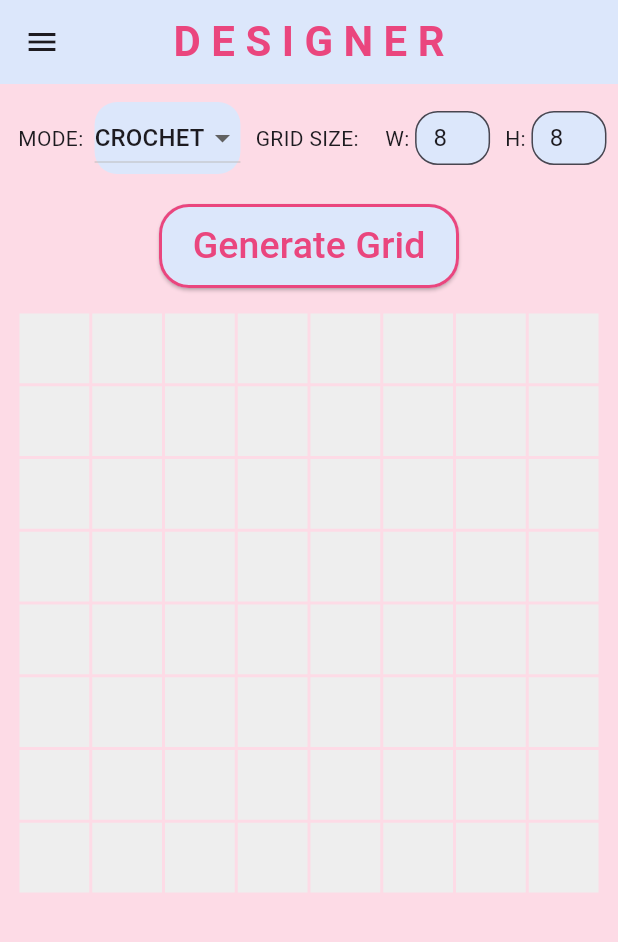
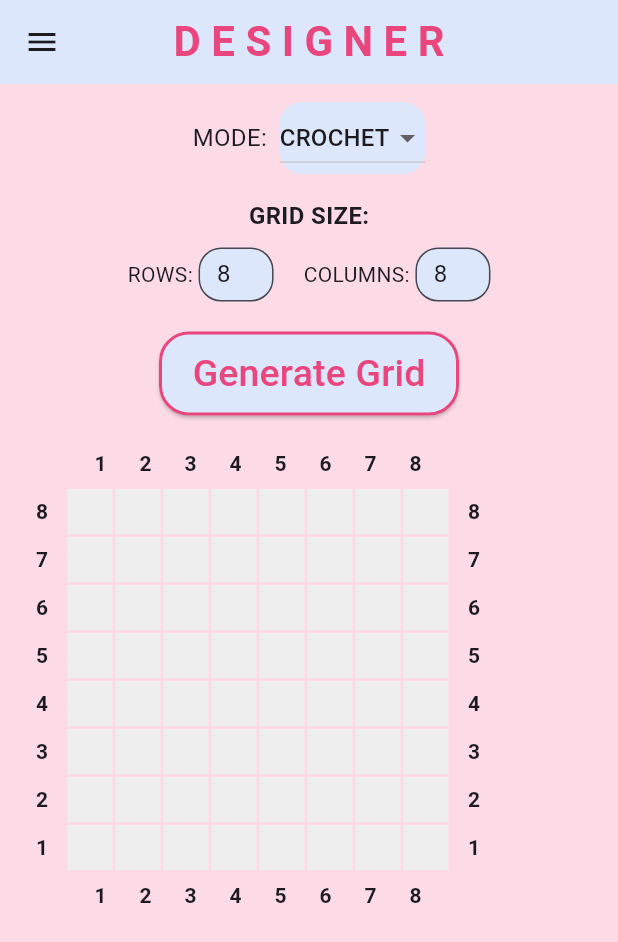
Before and after one commit to Ayesha-Jan/stitch-atlas, a Flutter app: the Designer screen opened by its route, after a tap on "Generate Grid", on a phone screen of 412 x 824 dp. Shown: the top 942 px of the screen. Run offline on Flutter 3.47's test engine with Material 3 defaults, Android fonts, the phone set to English and light mode, and no system bars.

Commit message:
Changing grid to allow interactivity

```diff
--- a/lib/pages/designer.dart
+++ b/lib/pages/designer.dart
@@ -99,13 +99,18 @@ class _DesignerState extends State<Designer> {
           padding: EdgeInsets.all(12),
           child: Column(
             children: [
+              // Mode Row (centered)
               Row(
+                mainAxisAlignment: MainAxisAlignment.center,
                 children: [
-                  Text("MODE:  "),
+                  Text(
+                    "MODE:  ",
+                    style: TextStyle(fontSize: 16),
+                  ),
                   Container(
                     decoration: BoxDecoration(
-                      color: Color(0xFFDCE7FB),         // background color
-                      borderRadius: BorderRadius.circular(15), // rounded corners
+                      color: Color(0xFFDCE7FB),
+                      borderRadius: BorderRadius.circular(15),
                     ),
                     child: DropdownButton<Mode>(
                       dropdownColor: Color(0xFFDCE7FB),
@@ -118,7 +123,7 @@ class _DesignerState extends State<Designer> {
                           } else if (mode == Mode.knit) {
                             selectedSymbol = "🧶";
                           } else {
-                            selectedSymbol = "🟥"; // color block
+                            selectedSymbol = "🟥";
                           }
                           setState(() {});
                         }
@@ -131,14 +136,51 @@ class _DesignerState extends State<Designer> {
                       }).toList(),
                     ),
                   ),
+                ],
+              ),
 
-                SizedBox(width: 10),
+              SizedBox(height: 16),
 
-                // GRID SIZE DROPDOWN
-                Text("GRID SIZE:  "),
+// Grid Size Row (label)
+              Row(
+                mainAxisAlignment: MainAxisAlignment.center,
+                children: [
+                  Text(
+                    "GRID SIZE:",
+                    style: TextStyle(fontSize: 16, fontWeight: FontWeight.bold),
+                  ),
+                ],
+              ),
 
-                SizedBox(width: 10),
-                Text("W: "),
+              SizedBox(height: 10),
+
+// Rows & Columns Inputs
+              Row(
+                mainAxisAlignment: MainAxisAlignment.center,
+                children: [
+                  Text("ROWS: "),
+                  SizedBox(
+                    width: 50,
+                    child: TextField(
+                      controller: heightController,
+                      keyboardType: TextInputType.number,
+                      decoration: InputDecoration(
+                        isDense: true,
+                        filled: true,
+                        fillColor: Color(0xFFDCE7FB),
+                        border: OutlineInputBorder(borderRadius: BorderRadius.circular(15)),
+                        contentPadding: EdgeInsets.symmetric(horizontal: 8, vertical: 6),
+                      ),
+                      onChanged: (value) {
+                        final parsed = int.tryParse(value);
+                        if (parsed != null && parsed >= 2 && parsed <= 100) {
+                          gridHeight = parsed;
+                        }
+                      },
+                    ),
+                  ),
+                  SizedBox(width: 20),
+                  Text("COLUMNS: "),
                   SizedBox(
                     width: 50,
                     child: TextField(
@@ -159,31 +201,9 @@ class _DesignerState extends State<Designer> {
                       },
                     ),
                   ),
-
-                SizedBox(width: 10),
-                Text("H: "),
-                SizedBox(
-                  width: 50,
-                  child: TextField(
-                    controller: heightController,
-                    keyboardType: TextInputType.number,
-                    decoration: InputDecoration(
-                      isDense: true,
-                      filled: true,
-                      fillColor: Color(0xFFDCE7FB),
-                      border: OutlineInputBorder(borderRadius: BorderRadius.circular(15)),
-                      contentPadding: EdgeInsets.symmetric(horizontal: 8, vertical: 6),
-                    ),
-                    onChanged: (value) {
-                      final parsed = int.tryParse(value);
-                      if (parsed != null && parsed >= 2 && parsed <= 100) {
-                        gridHeight = parsed;
-                      }
-                    },
-                  ),
-                ),
                 ],
               ),
+
 
               SizedBox(height: 20),
 
@@ -224,28 +244,97 @@ class _DesignerState extends State<Designer> {
             // GRID
             if (gridGenerated)
               Expanded(
-                child: GridView.builder(
-                  itemCount: generatedWidth * generatedHeight,
-                  gridDelegate: SliverGridDelegateWithFixedCrossAxisCount(
-                    crossAxisCount: generatedWidth,
+                child: InteractiveViewer(
+                  constrained: false,
+                  boundaryMargin: EdgeInsets.all(20),
+                  minScale: 0.2,
+                  maxScale: 5.0,
+                  child: SingleChildScrollView(
+                    scrollDirection: Axis.horizontal,
+                    child: Column(
+                      mainAxisSize: MainAxisSize.min,
+                      children: [
+                        // TOP ROW: scrollable horizontally
+                        SingleChildScrollView(
+                          scrollDirection: Axis.horizontal,
+                          child: Row(
+                            mainAxisSize: MainAxisSize.min,
+                            children: [
+                              const SizedBox(width: 32, height: 32), // top-left corner
+                              ...List.generate(generatedWidth, (col) =>
+                                  Container(
+                                    width: 30,
+                                    height: 30,
+                                    alignment: Alignment.center,
+                                    child: Text('${col + 1}', style: TextStyle(fontWeight: FontWeight.bold)),
                                   ),
-                  itemBuilder: (context, index) {
-                    final row = index ~/ generatedWidth;
-                    final col = index % generatedWidth;
+                              ),
+                              const SizedBox(width: 32, height: 32), // top-right corner
+                            ],
+                          ),
+                        ),
+
+                        // MIDDLE ROWS: left labels + grid + right labels
+                        ...List.generate(generatedHeight, (row) {
+                          return Row(
+                            mainAxisSize: MainAxisSize.min,
+                            children: [
+                              // Flip the row number counting bottom to top:
+                              Container(
+                                width: 32,
+                                height: 30,
+                                alignment: Alignment.center,
+                                child: Text('${generatedHeight - row}', style: TextStyle(fontWeight: FontWeight.bold)),
+                              ),
+                              ...List.generate(generatedWidth, (col) {
                                 return GestureDetector(
                                   onTap: () => _handleCellTap(row, col),
                                   child: Container(
+                                    width: 30,
+                                    height: 30,
                                     margin: EdgeInsets.all(1),
                                     color: Colors.grey[200],
-                        child: Center(
+                                    alignment: Alignment.center,
                                     child: Text(
                                       grid[row][col],
-                            style: TextStyle(fontSize: 24),
-                          ),
+                                      style: TextStyle(fontSize: 18),
                                     ),
                                   ),
                                 );
-                  },
+                              }),
+                              // Flip the row number counting bottom to top:
+                              Container(
+                                width: 32,
+                                height: 30,
+                                alignment: Alignment.center,
+                                child: Text('${generatedHeight - row}', style: TextStyle(fontWeight: FontWeight.bold)),
+                              ),
+                            ],
+                          );
+                        }),
+
+                        // BOTTOM ROW: scrollable horizontally
+                        SingleChildScrollView(
+                          scrollDirection: Axis.horizontal,
+                          child: Row(
+                            mainAxisSize: MainAxisSize.min,
+                            children: [
+                              const SizedBox(width: 32, height: 32), // bottom-left corner
+                              ...List.generate(generatedWidth, (col) =>
+                                  Container(
+                                    width: 30,
+                                    height: 30,
+                                    alignment: Alignment.center,
+                                    child: Text('${col + 1}', style: TextStyle(fontWeight: FontWeight.bold)),
+                                  ),
+                              ),
+                              const SizedBox(width: 32, height: 32), // bottom-right corner
+                            ],
+                          ),
+                        ),
+                      ],
+                    ),
+                  ),
                 ),
               ),
             ],
```
Lines whose indentation alone changed are shown as unchanged.
